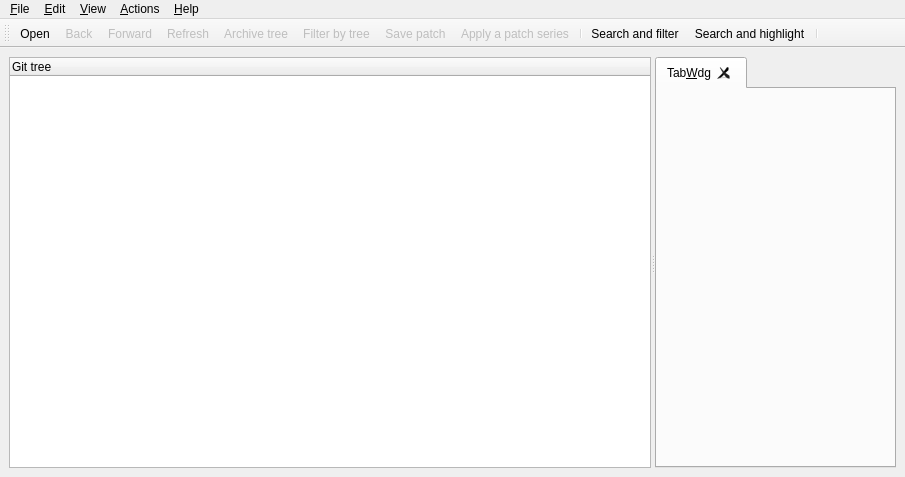
Before: the Qt Designer form src/mainview.ui in hkarel/qgit, drawn with Qt 5.
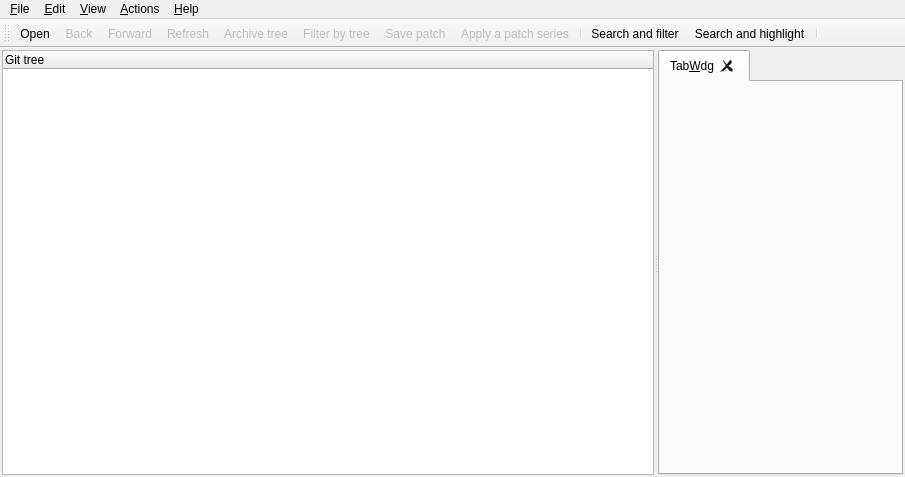
After: the same form once the commit is applied. Icons and pictures are not drawn. Custom widgets are drawn as their Qt base class.

Commit message:
Changed the thickness of the borders of the windows
This is done to better match the style of the interface in Kubunt 20.04

```diff
--- a/src/mainview.ui
+++ b/src/mainview.ui
@@ -26,16 +26,16 @@
      <number>6</number>
     </property>
     <property name="leftMargin">
-     <number>9</number>
+     <number>2</number>
     </property>
     <property name="topMargin">
-     <number>9</number>
+     <number>2</number>
     </property>
     <property name="rightMargin">
-     <number>9</number>
+     <number>2</number>
     </property>
     <property name="bottomMargin">
-     <number>9</number>
+     <number>2</number>
     </property>
     <item>
      <widget class="QSplitter" name="treeSplitter">
```
The commit also changes 1 other file.
